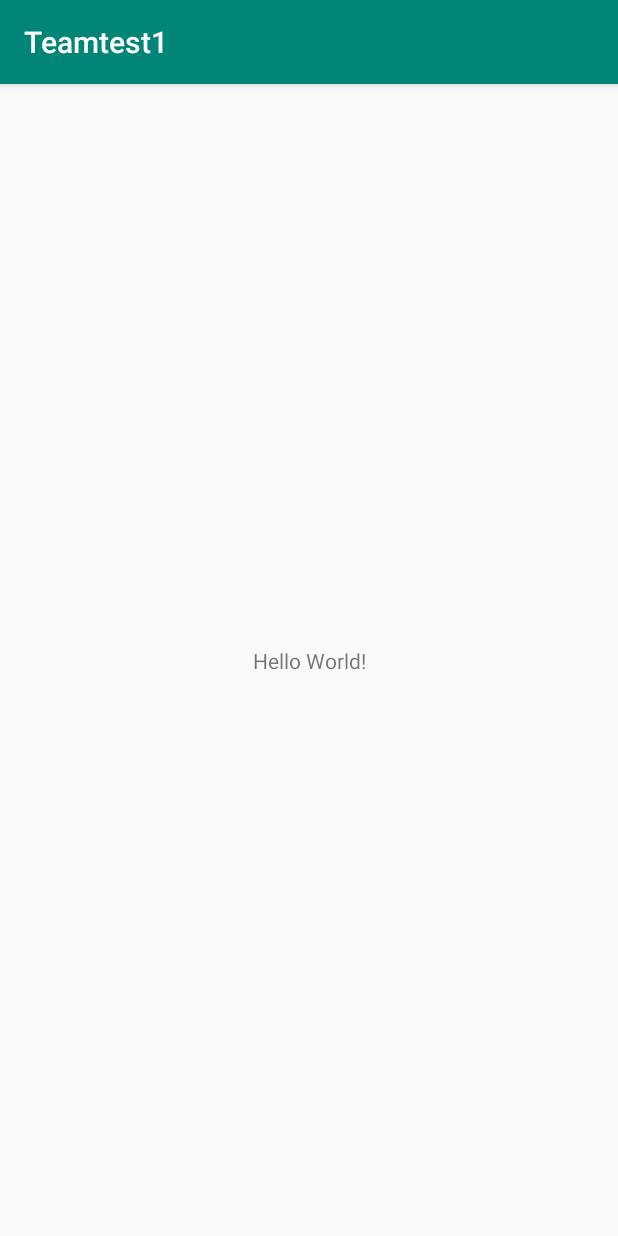
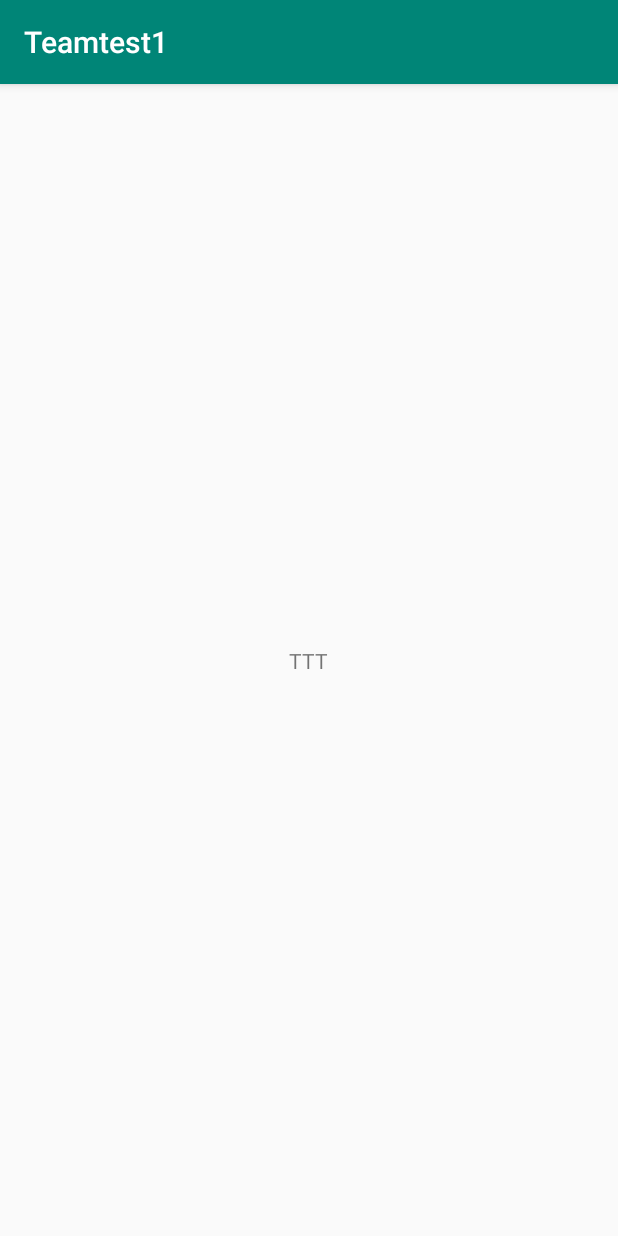
Before and after one commit to hyejin1231/Teamtest1, an Android app: the screen it shows after launch (MainActivity), on a phone screen of 412 x 824 dp. Run offline under Robolectric (Android 15) with nearby library versions, the phone set to English and light mode, and no system bars.

Commit message:
그냥 이것저것 연습중..-혜진

```diff
--- a/app/src/main/res/layout/activity_main.xml
+++ b/app/src/main/res/layout/activity_main.xml
@@ -9,7 +9,7 @@
     <TextView
         android:layout_width="wrap_content"
         android:layout_height="wrap_content"
-        android:text="Hello World!"
+        android:text="TTT"
         app:layout_constraintBottom_toBottomOf="parent"
         app:layout_constraintLeft_toLeftOf="parent"
         app:layout_constraintRight_toRightOf="parent"
--- /dev/null
+++ b/app/src/main/res/layout/practice_sub.xml
@@ -0,0 +1,6 @@
+<?xml version="1.0" encoding="utf-8"?>
+<LinearLayout xmlns:android="http://schemas.android.com/apk/res/android"
+    android:orientation="vertical" android:layout_width="match_parent"
+    android:layout_height="match_parent">
+
+</LinearLayout>
```
Also changed, not shown: app/src/main/java/com/example/teamtest1/MainActivity.java (line endings or trailing spaces).
